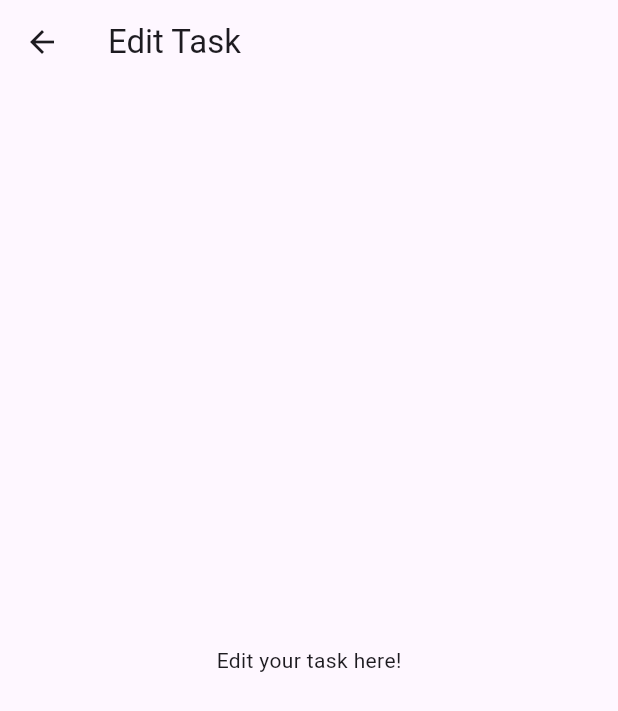
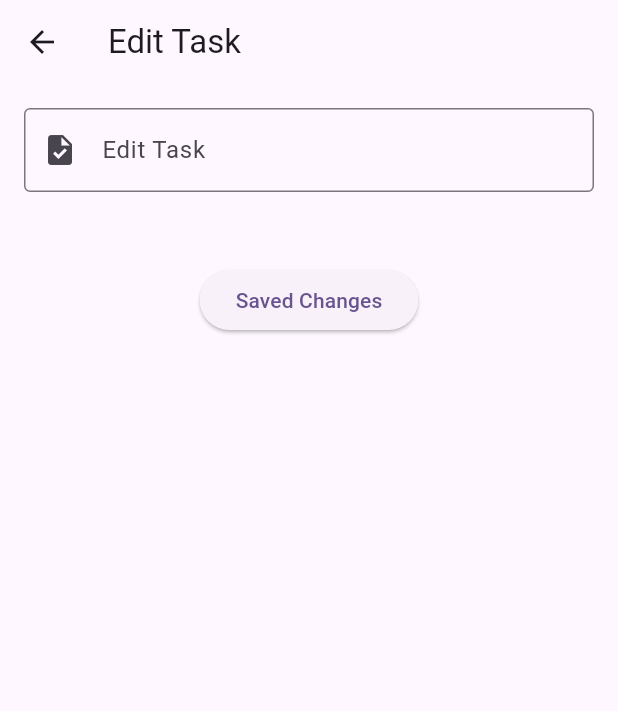
Before and after one commit to kartikkumarofficial/todo, a Flutter app: the EditTaskPage screen opened directly with empty values, on a phone screen of 412 x 824 dp. Shown: the top 711 px of the screen. Run offline on Flutter 3.47's test engine with Material 3 defaults, Android fonts, the phone set to English and light mode, and no system bars; our stand-ins replace cloud_firestore, firebase_auth, firebase_core, get; accounts and stored records are empty.

Commit message:
update function

```diff
--- a/lib/screens/edittaskpage.dart
+++ b/lib/screens/edittaskpage.dart
@@ -31,7 +31,7 @@ class _EditTaskPageState extends State<EditTaskPage> {
       try{
         await FirebaseFirestore.instance.collection('tasks').doc(widget.taskId)
             .update({
-
+          'task':_taskController.text
         });
       }
       catch(e){
@@ -53,8 +53,39 @@ class _EditTaskPageState extends State<EditTaskPage> {
       appBar: AppBar(
         title: Text('Edit Task'),
       ),
-      body: Center(
-        child: Text('Edit your task here!'),
+      body: Padding(
+        padding: const EdgeInsets.all(16.0),
+        child: Form(
+          key: _formkey,
+          child: Column(
+            crossAxisAlignment: CrossAxisAlignment.start,
+            children: [
+              TextFormField(
+                controller: _taskController,
+                decoration: InputDecoration(
+                  labelText: 'Edit Task',
+                  border: OutlineInputBorder(),
+                  prefixIcon: Icon(Icons.task),
+                ),
+                validator: (value) {
+                  if (value == null || value.isEmpty) {
+                    return 'Please enter a task';
+                  }
+                  return null;
+                },
+              ),
+              SizedBox(height: 16),
+
+              SizedBox(height: 32),
+              Center(
+                child: ElevatedButton(
+                  onPressed: updateTask,
+                  child: Text('Saved Changes'),
+                ),
+              ),
+            ],
+          ),
+        ),
       ),
     );
   }
--- a/lib/screens/taskpage.dart
+++ b/lib/screens/taskpage.dart
@@ -97,6 +97,7 @@ class _TaskPageState extends State<TaskPage> {
                         icon: Icon(Icons.delete)),
                     title: Text(task['name']),
                     onTap: () {
+                      // Get.to()
 
                     },
                   );
```
